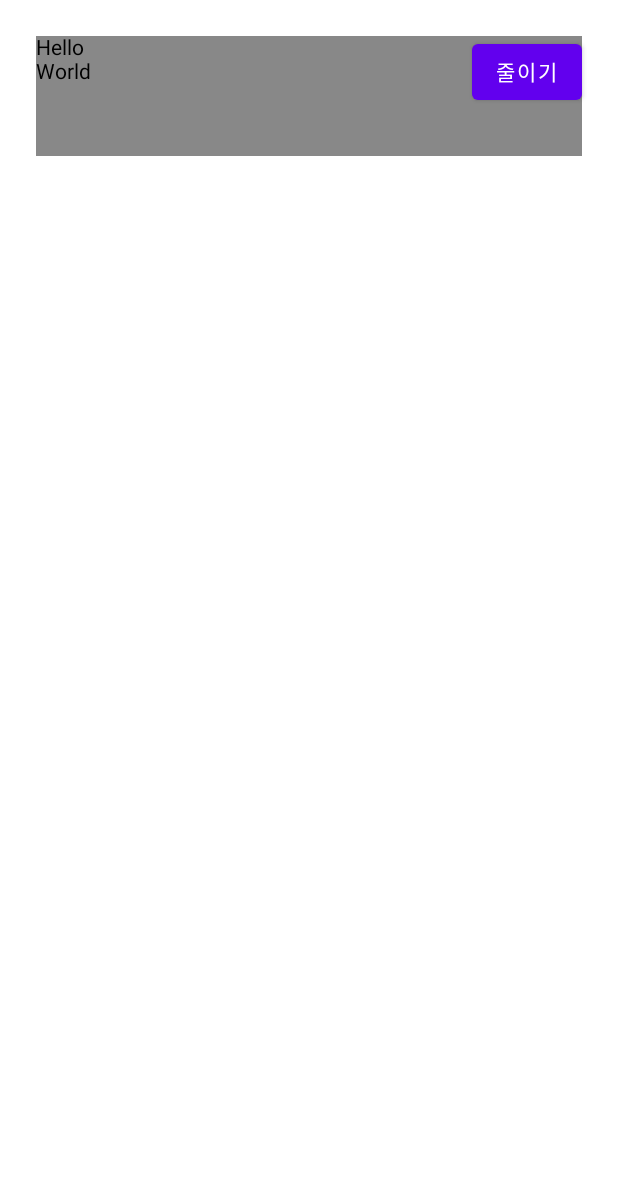
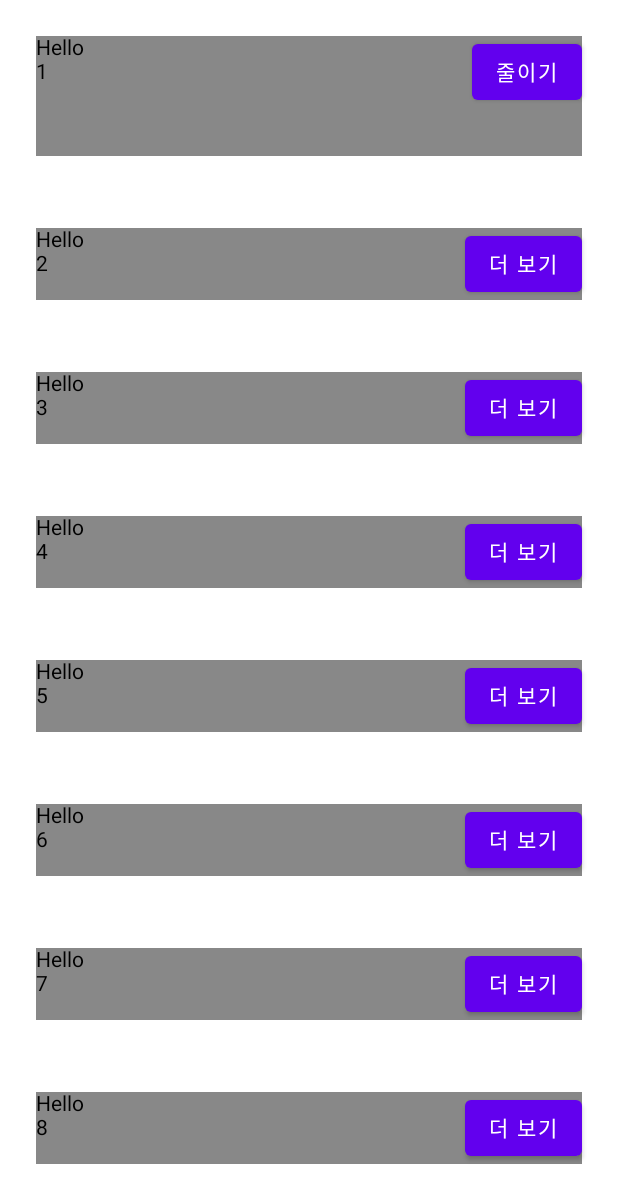
Before and after one commit to junsuk5/AndroidRefactoringStartCode, an Android app built with Jetpack Compose: the screen it shows after launch (ComposeMainActivity), after a tap on "더 보기", on a phone screen of 412 x 824 dp. Shown: the top 1203 px of the screen. Run offline under Robolectric (Android 15) with nearby library versions, the phone set to English and light mode, and no system bars; our stand-ins replace Dagger/Hilt's generated code.

Commit message:
컴포즈 연습

```diff
--- a/app/src/main/java/com/survivalcoding/imagesearchapp/ui/ComposeMainActivity.kt
+++ b/app/src/main/java/com/survivalcoding/imagesearchapp/ui/ComposeMainActivity.kt
@@ -3,8 +3,11 @@ package com.survivalcoding.imagesearchapp.ui
 import android.os.Bundle
 import androidx.activity.ComponentActivity
 import androidx.activity.compose.setContent
+import androidx.compose.animation.core.animateDpAsState
 import androidx.compose.foundation.background
 import androidx.compose.foundation.layout.*
+import androidx.compose.foundation.lazy.LazyColumn
+import androidx.compose.foundation.lazy.items
 import androidx.compose.material.Button
 import androidx.compose.material.Text
 import androidx.compose.runtime.Composable
@@ -15,15 +18,32 @@ import androidx.compose.ui.graphics.Color
 import androidx.compose.ui.tooling.preview.Preview
 import androidx.compose.ui.unit.dp
 import androidx.compose.runtime.*
+import androidx.compose.runtime.saveable.rememberSaveable
 
 class ComposeMainActivity : ComponentActivity() {
     override fun onCreate(savedInstanceState: Bundle?) {
         super.onCreate(savedInstanceState)
 
         setContent {
-            var expanded by remember { mutableStateOf(false) }
+            val names = (1..100).toList()
 
-            val extraPadding = if (expanded) 48.dp else 0.dp
+            LazyColumn {
+                items(items = names) { name ->
+                    ExpandableItem(text = "$name")
+                }
+            }
+        }
+    }
+
+}
+
+@Composable
+fun ExpandableItem(text: String) {
+    var expanded by rememberSaveable { mutableStateOf(false) }
+
+    val extraPadding by animateDpAsState(
+        if (expanded) 48.dp else 0.dp
+    )
 
     Row(
         modifier = Modifier
@@ -35,7 +55,7 @@ class ComposeMainActivity : ComponentActivity() {
                 .padding(bottom = extraPadding)
         ) {
             Text(text = "Hello")
-                    Text(text = "World")
+            Text(text = text)
         }
         Button(
             onClick = {
@@ -43,9 +63,6 @@ class ComposeMainActivity : ComponentActivity() {
             }
         ) {
             Text(text = if (expanded) "줄이기" else "더 보기")
-                }
-            }
-
         }
     }
 }
```
Lines whose indentation alone changed are shown as unchanged.
